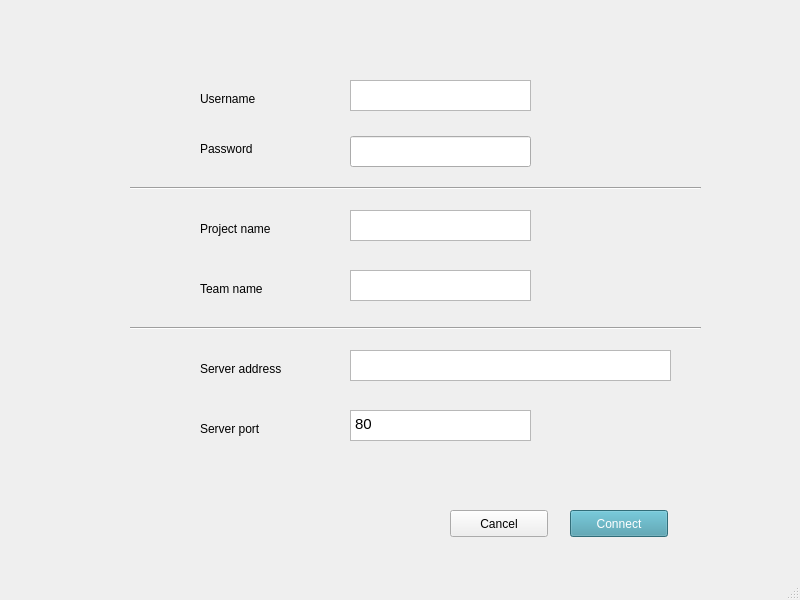
Old version of the form Utilities/ASApiGUI.ui in the repository AutomationSolutionz/Zeuz_Python_Node.
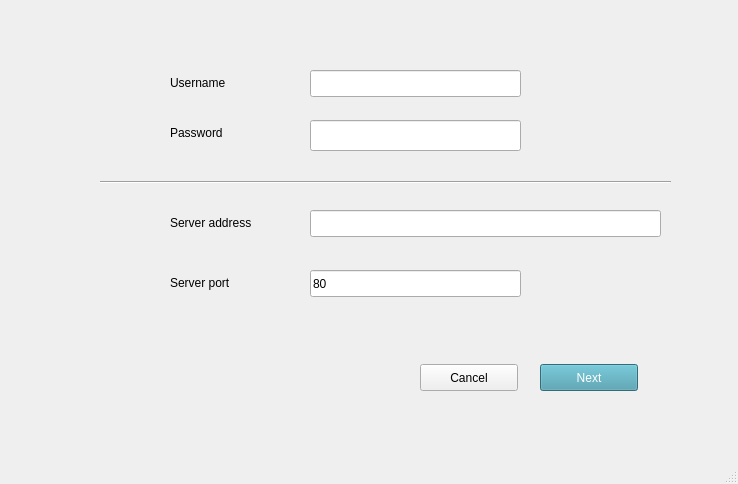
New version of the form.

Commit message: Adding team and project gui!

The edit to the form file:
```diff
--- a/Utilities/ASApiGUI.ui
+++ b/Utilities/ASApiGUI.ui
@@ -6,40 +6,20 @@
    <rect>
     <x>0</x>
     <y>0</y>
-    <width>800</width>
-    <height>600</height>
+    <width>738</width>
+    <height>484</height>
    </rect>
   </property>
   <property name="windowTitle">
    <string>MainWindow</string>
   </property>
   <widget class="QWidget" name="centralwidget">
-   <widget class="QTextEdit" name="team">
-    <property name="geometry">
-     <rect>
-      <x>350</x>
-      <y>270</y>
-      <width>181</width>
-      <height>31</height>
-     </rect>
-    </property>
-   </widget>
-   <widget class="QTextEdit" name="server">
-    <property name="geometry">
-     <rect>
-      <x>350</x>
-      <y>350</y>
-      <width>321</width>
-      <height>31</height>
-     </rect>
-    </property>
-   </widget>
    <widget class="QLabel" name="label">
     <property name="geometry">
      <rect>
-      <x>200</x>
-      <y>90</y>
-      <width>66</width>
+      <x>170</x>
+      <y>74</y>
+      <width>71</width>
       <height>17</height>
      </rect>
     </property>
@@ -50,8 +30,8 @@
    <widget class="QLabel" name="label_2">
     <property name="geometry">
      <rect>
-      <x>200</x>
-      <y>140</y>
+      <x>170</x>
+      <y>124</y>
       <width>66</width>
       <height>17</height>
      </rect>
@@ -60,34 +40,11 @@
      <string>Password</string>
     </property>
    </widget>
-   <widget class="QTextEdit" name="username">
-    <property name="geometry">
-     <rect>
-      <x>350</x>
-      <y>80</y>
-      <width>181</width>
-      <height>31</height>
-     </rect>
-    </property>
-   </widget>
-   <widget class="QLabel" name="label_3">
-    <property name="geometry">
-     <rect>
-      <x>200</x>
-      <y>220</y>
-      <width>91</width>
-      <height>17</height>
-     </rect>
-    </property>
-    <property name="text">
-     <string>Project name</string>
-    </property>
-   </widget>
    <widget class="QLabel" name="label_6">
     <property name="geometry">
      <rect>
-      <x>200</x>
-      <y>420</y>
+      <x>170</x>
+      <y>274</y>
       <width>91</width>
       <height>17</height>
      </rect>
@@ -99,8 +56,8 @@
    <widget class="QLabel" name="label_5">
     <property name="geometry">
      <rect>
-      <x>200</x>
-      <y>360</y>
+      <x>170</x>
+      <y>214</y>
       <width>111</width>
       <height>17</height>
      </rect>
@@ -112,8 +69,8 @@
    <widget class="Line" name="line_2">
     <property name="geometry">
      <rect>
-      <x>130</x>
-      <y>320</y>
+      <x>100</x>
+      <y>174</y>
       <width>571</width>
       <height>16</height>
      </rect>
@@ -122,64 +79,11 @@
      <enum>Qt::Horizontal</enum>
     </property>
    </widget>
-   <widget class="QLabel" name="label_4">
+   <widget class="QPushButton" name="firstNextBtn">
     <property name="geometry">
      <rect>
-      <x>200</x>
-      <y>280</y>
-      <width>81</width>
-      <height>17</height>
-     </rect>
-    </property>
-    <property name="text">
-     <string>Team name</string>
-    </property>
-   </widget>
-   <widget class="QTextEdit" name="project">
-    <property name="geometry">
-     <rect>
-      <x>350</x>
-      <y>210</y>
-      <width>181</width>
-      <height>31</height>
-     </rect>
-    </property>
-   </widget>
-   <widget class="QTextEdit" name="port">
-    <property name="geometry">
-     <rect>
-      <x>350</x>
-      <y>410</y>
-      <width>181</width>
-      <height>31</height>
-     </rect>
-    </property>
-    <property name="html">
-     <string>&lt;!DOCTYPE HTML PUBLIC &quot;-//W3C//DTD HTML 4.0//EN&quot; &quot;http://www.w3.org/TR/REC-html40/strict.dtd&quot;&gt;
-&lt;html&gt;&lt;head&gt;&lt;meta name=&quot;qrichtext&quot; content=&quot;1&quot; /&gt;&lt;style type=&quot;text/css&quot;&gt;
-p, li { white-space: pre-wrap; }
-&lt;/style&gt;&lt;/head&gt;&lt;body style=&quot; font-family:'Ubuntu'; font-size:11pt; font-weight:400; font-style:normal;&quot;&gt;
-&lt;p style=&quot; margin-top:0px; margin-bottom:0px; margin-left:0px; margin-right:0px; -qt-block-indent:0; text-indent:0px;&quot;&gt;80&lt;/p&gt;&lt;/body&gt;&lt;/html&gt;</string>
-    </property>
-   </widget>
-   <widget class="Line" name="line">
-    <property name="geometry">
-     <rect>
-      <x>130</x>
-      <y>180</y>
-      <width>571</width>
-      <height>16</height>
-     </rect>
-    </property>
-    <property name="orientation">
-     <enum>Qt::Horizontal</enum>
-    </property>
-   </widget>
-   <widget class="QPushButton" name="connectBtn">
-    <property name="geometry">
-     <rect>
-      <x>570</x>
-      <y>510</y>
+      <x>540</x>
+      <y>364</y>
       <width>98</width>
       <height>27</height>
      </rect>
@@ -188,14 +92,14 @@
      <string notr="true">background: #4499aa; color: white</string>
     </property>
     <property name="text">
-     <string>Connect</string>
+     <string>Next</string>
     </property>
    </widget>
    <widget class="QPushButton" name="cancelBtn">
     <property name="geometry">
      <rect>
-      <x>450</x>
-      <y>510</y>
+      <x>420</x>
+      <y>364</y>
       <width>98</width>
       <height>27</height>
      </rect>
@@ -207,16 +111,52 @@
    <widget class="QLineEdit" name="password">
     <property name="geometry">
      <rect>
-      <x>350</x>
-      <y>136</y>
-      <width>181</width>
+      <x>310</x>
+      <y>120</y>
+      <width>211</width>
       <height>31</height>
      </rect>
     </property>
+    <property name="text">
+     <string/>
+    </property>
     <property name="echoMode">
      <enum>QLineEdit::Password</enum>
     </property>
    </widget>
+   <widget class="QLineEdit" name="username">
+    <property name="geometry">
+     <rect>
+      <x>310</x>
+      <y>70</y>
+      <width>211</width>
+      <height>27</height>
+     </rect>
+    </property>
+   </widget>
+   <widget class="QLineEdit" name="server">
+    <property name="geometry">
+     <rect>
+      <x>310</x>
+      <y>210</y>
+      <width>351</width>
+      <height>27</height>
+     </rect>
+    </property>
+   </widget>
+   <widget class="QLineEdit" name="port">
+    <property name="geometry">
+     <rect>
+      <x>310</x>
+      <y>270</y>
+      <width>211</width>
+      <height>27</height>
+     </rect>
+    </property>
+    <property name="text">
+     <string>80</string>
+    </property>
+   </widget>
   </widget>
   <widget class="QStatusBar" name="statusbar"/>
  </widget>
```
The commit also changes 6 other files.
